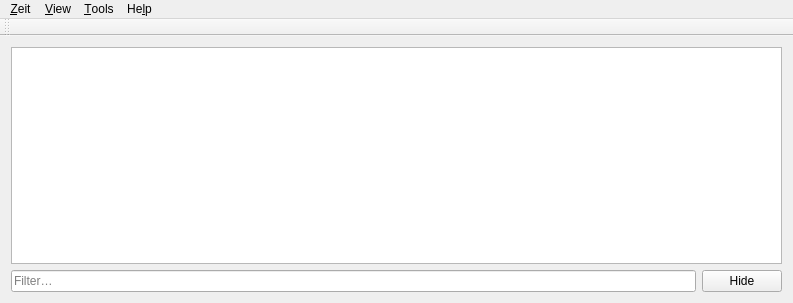
loimu/zeit, file src/mainwindow.ui: the form before one commit.
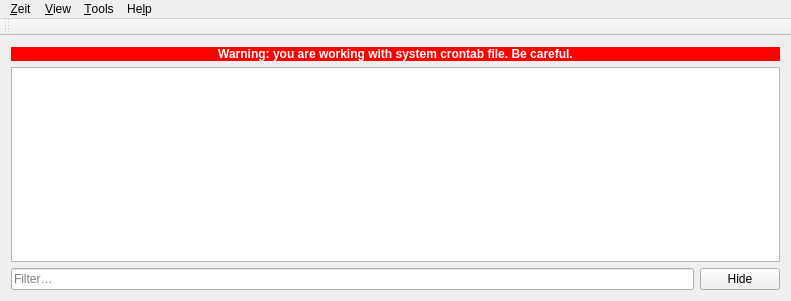
The form after the commit. Icons and pictures are not drawn.

Commit message:
zeit: finalize UI   make it clear that user is editing system file,   disable list when compiled with no KAuth support (old behaviour)
branch : experimental

```diff
--- a/src/mainwindow.ui
+++ b/src/mainwindow.ui
@@ -6,8 +6,8 @@
    <rect>
     <x>0</x>
     <y>0</y>
-    <width>793</width>
-    <height>303</height>
+    <width>791</width>
+    <height>301</height>
    </rect>
   </property>
   <property name="windowTitle">
@@ -19,6 +19,28 @@
   </property>
   <widget class="QWidget" name="centralWidget">
    <layout class="QVBoxLayout" name="verticalLayout">
+    <item>
+     <widget class="QLabel" name="labelWarning">
+      <property name="sizePolicy">
+       <sizepolicy hsizetype="Expanding" vsizetype="Preferred">
+        <horstretch>0</horstretch>
+        <verstretch>0</verstretch>
+       </sizepolicy>
+      </property>
+      <property name="styleSheet">
+       <string notr="true">background:red;color:white;</string>
+      </property>
+      <property name="text">
+       <string>&lt;b&gt;Warning: you are working with system crontab file. Be careful.&lt;/b&gt;</string>
+      </property>
+      <property name="textFormat">
+       <enum>Qt::RichText</enum>
+      </property>
+      <property name="alignment">
+       <set>Qt::AlignCenter</set>
+      </property>
+     </widget>
+    </item>
     <item>
      <widget class="QListWidget" name="listWidget"/>
     </item>
@@ -53,7 +75,7 @@
     <rect>
      <x>0</x>
      <y>0</y>
-     <width>793</width>
+     <width>791</width>
      <height>30</height>
     </rect>
    </property>
```
Left out of the diff: 2 changed lines with no effect on the pictures. The commit also changes 1 other file.
